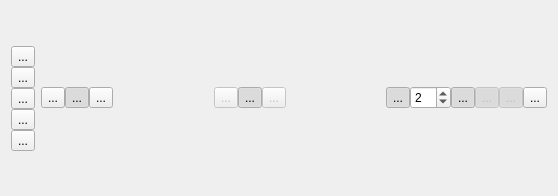
Above: controlflowgraphview.ui from KDE/kdev-control-flow-graph before the change. Below: the same form after it.
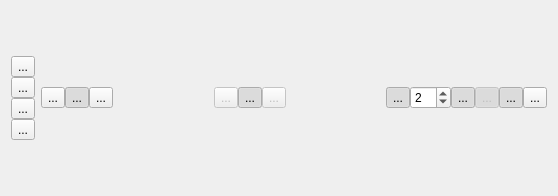
That is the form after the change.

Commit message: Adjusting state of some buttons

Diff of the .ui file:
```diff
--- a/controlflowgraphview.ui
+++ b/controlflowgraphview.ui
@@ -68,16 +68,6 @@
        </property>
       </widget>
      </item>
-     <item>
-      <widget class="QToolButton" name="zoomfitToolButton">
-       <property name="toolTip">
-        <string>Best Fit</string>
-       </property>
-       <property name="text">
-        <string>...</string>
-       </property>
-      </widget>
-     </item>
      <item>
       <widget class="QToolButton" name="exportToolButton">
        <property name="toolTip">
@@ -325,9 +315,6 @@
        </item>
        <item>
         <widget class="QToolButton" name="useShortNamesToolButton">
-         <property name="enabled">
-          <bool>false</bool>
-         </property>
          <property name="toolTip">
           <string>Use short (non-qualified) names for clustered graphs</string>
          </property>
```
The commit also changes 1 other file.
